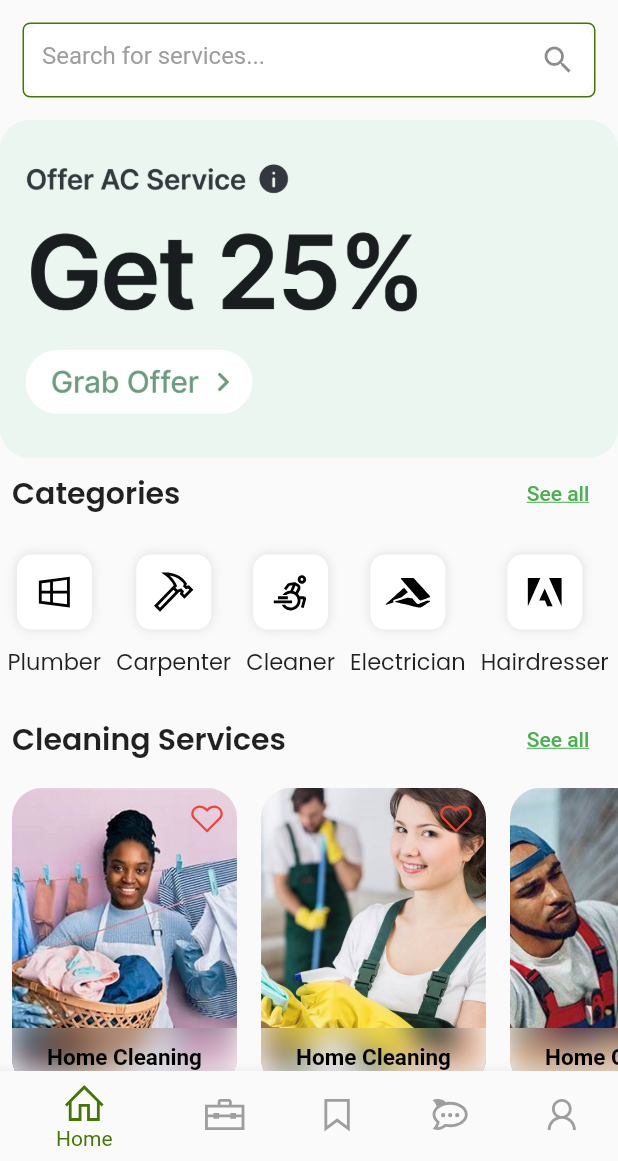
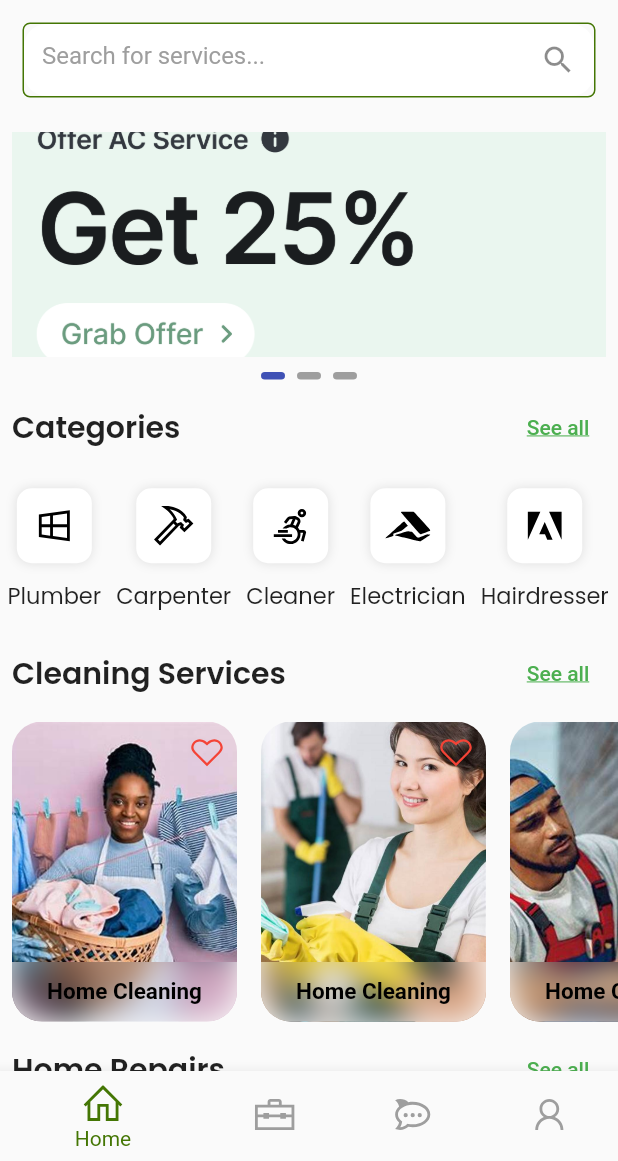
Before and after one commit to Awesomewsdm/service_masters, a Flutter app: the BottomNav screen opened directly, on a phone screen of 412 x 824 dp, the part 75-1236 px from its top. Run offline on Flutter 3.47's test engine with Material 2 defaults, Android fonts, the phone set to English and light mode, and no system bars; drawn by our look-alikes of smooth_page_indicator; our stand-ins replace bloc, cloud_firestore, equatable, firebase_auth, flutter_bloc, go_router and 4 more; accounts and stored records are empty.

Commit message:
new commit

```diff
--- a/lib/src/screens/auth_screens/password_reset/verification_screen.dart
+++ b/lib/src/screens/auth_screens/password_reset/verification_screen.dart
@@ -152,7 +152,7 @@ class _VerificationScreenState extends State<VerificationScreen> {
                     Navigator.push(
                       context,
                       MaterialPageRoute(
-                        builder: (context) => const HomeScreen(),
+                        builder: (context) => HomeScreen(),
                       ),
                     );
                   },
--- a/lib/src/screens/bottom_nav.dart
+++ b/lib/src/screens/bottom_nav.dart
@@ -8,7 +8,6 @@ import 'package:home_service_app/src/screens/all_chats_screen.dart';
 import 'package:home_service_app/src/screens/bookings_screen.dart';
 import 'package:home_service_app/src/screens/home_screen.dart';
 import 'package:home_service_app/src/screens/profile_screen.dart';
-import 'package:home_service_app/src/screens/services_screen.dart';
 import 'package:line_icons/line_icons.dart';
 
 class BottomNav extends StatelessWidget {
@@ -47,13 +46,6 @@ class BottomNav extends StatelessWidget {
         LineIcons.toolbox,
         size: 30,
       ),
-      label: 'Services',
-    ),
-    const BottomNavigationBarItem(
-      icon: Icon(
-        LineIcons.bookmark,
-        size: 30,
-      ),
       label: 'Bookings',
     ),
     const BottomNavigationBarItem(
@@ -75,18 +67,12 @@ class BottomNav extends StatelessWidget {
   _buildScreen(int selectedIndex) {
     switch (selectedIndex) {
       case 0:
-        return const HomeScreen();
-
+        return HomeScreen();
       case 1:
-        return const ServicesScreen();
-
+        return const BookingsScreen();
       case 2:
-        return const BookingsScreen();
-
+        return const AllChatsScreen();
       case 3:
-        return const AllChatsScreen();
-
-      case 4:
         return const ProfileScreen();
       default:
         return Container();
--- a/lib/src/screens/home_screen.dart
+++ b/lib/src/screens/home_screen.dart
@@ -7,9 +7,12 @@ import 'package:home_service_app/src/app/components/service_card_widget.dart';
 import 'package:home_service_app/src/app/components/text/primary_text_widget.dart';
 import 'package:home_service_app/src/utils/constants/image_strings.dart';
 import 'package:line_icons/line_icons.dart';
+import 'package:liquid_swipe/liquid_swipe.dart';
+import 'package:smooth_page_indicator/smooth_page_indicator.dart';
 
 class HomeScreen extends StatelessWidget {
-  const HomeScreen({super.key});
+  HomeScreen({super.key});
+  final controller = LiquidController();
 
   @override
   Widget build(BuildContext context) {
@@ -48,16 +51,42 @@ class HomeScreen extends StatelessWidget {
           ),
         ),
         const CustomSearchBar(),
-        Stack(children: [
-          Image.asset(tBanner1),
-        ]),
-        const Expanded(
+        Expanded(
           child: SingleChildScrollView(
             child: Column(
               crossAxisAlignment: CrossAxisAlignment.start,
               mainAxisAlignment: MainAxisAlignment.start,
               children: [
-                CategoryWidget(
+                Padding(
+                  padding: const EdgeInsets.all(8.0),
+                  child: Column(
+                    children: [
+                      Container(
+                        height: 150,
+                        width: double.maxFinite,
+                        decoration: BoxDecoration(
+                          color: Colors.blue,
+                          borderRadius: BorderRadius.circular(20),
+                        ),
+                        child: Image.asset(
+                          tBanner1,
+                          fit: BoxFit.cover,
+                          height: 150,
+                          width: double.infinity,
+                        ),
+                      ),
+                      const SizedBox(
+                        height: 10,
+                      ),
+                      AnimatedSmoothIndicator(
+                        activeIndex: controller.currentPage,
+                        count: 3,
+                        effect: const WormEffect(dotHeight: 5.0),
+                      ),
+                    ],
+                  ),
+                ),
+                const CategoryWidget(
                   heading: "Categories",
                   categoryList: [
                     CategoryCardWidget(
@@ -82,7 +111,9 @@ class HomeScreen extends StatelessWidget {
                         label: "Event Planner", iconData: LineIcons.tools),
                   ],
                 ),
-                CategoryWidget(heading: "Cleaning Services", categoryList: [
+                const CategoryWidget(
+                    heading: "Cleaning Services",
+                    categoryList: [
                       ServiceCard(
                         image: tLaundry,
                       ),
@@ -96,7 +127,7 @@ class HomeScreen extends StatelessWidget {
                         image: tTeachingServices,
                       ),
                     ]),
-                CategoryWidget(heading: "Home Repairs", categoryList: [
+                const CategoryWidget(heading: "Home Repairs", categoryList: [
                   ServiceCard(
                     image: tLaundry,
                   ),
--- a/lib/src/utils/app_routes.dart
+++ b/lib/src/utils/app_routes.dart
@@ -24,7 +24,7 @@ class AppRoutes {
     routes: [
       GoRoute(
         path: pHome,
-        builder: (context, state) => const HomeScreen(),
+        builder: (context, state) => HomeScreen(),
       ),
       GoRoute(
         path: pLogin,
```
Also changed, not shown: lib/src/screens/auth_screens/login_screen.dart (+7 -8 lines), lib/src/screens/call_screen.dart (added, +12 -0 lines), lib/src/screens/chat_screen.dart (+21 -1 lines). Lines whose indentation alone changed are shown as unchanged.
